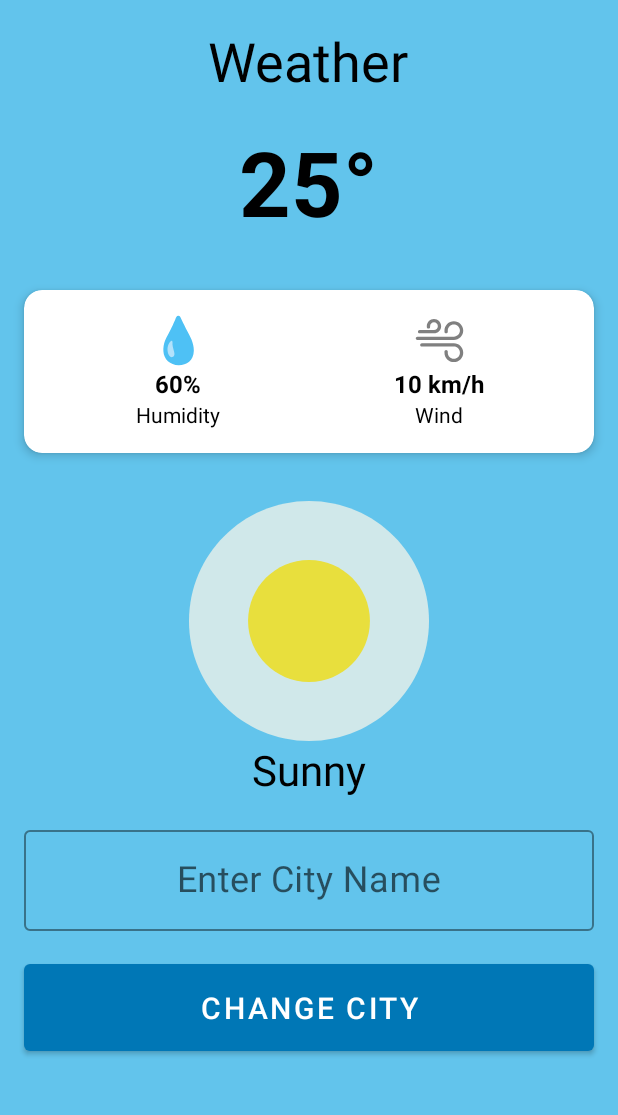
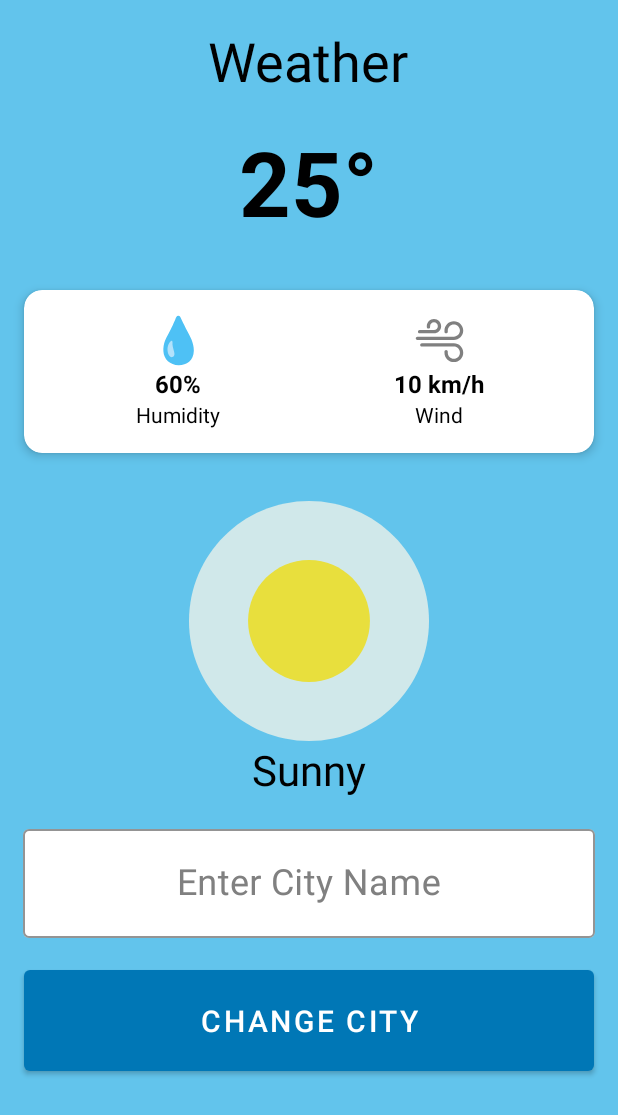
Before and after one commit to dumartist/CarWatch, an Android app: the fragment WeatherFragment placed in its activity, on a phone screen of 412 x 824 dp. Shown: the top 1115 px of the screen. Run offline under Robolectric (Android 15) with nearby library versions, the phone set to English and light mode, and no system bars; libraries missing offline, so code that uses them is left out: com.franmontiel.persistentcookiejar; network calls fail; 4 statements that could not run were skipped.

Commit message:
Updated network configurations and UI elements for improved functionality and design consistency

```diff
--- a/app/src/main/java/com/example/carwatch/services/ImageService.java
+++ b/app/src/main/java/com/example/carwatch/services/ImageService.java
@@ -5,7 +5,6 @@ import android.graphics.Bitmap;
 import android.graphics.BitmapFactory;
 import android.os.Environment;
 import android.util.Log;
-
 import androidx.annotation.NonNull;
 
 import java.io.File;
@@ -23,7 +22,7 @@ public class ImageService {
     private static final String CACHE_DIR = "cache";
     private static final long CACHE_EXPIRY_TIME = 24 * 60 * 60 * 1000;
     private static final ExecutorService executor = Executors.newFixedThreadPool(2);
-    private static final String BASE_URL = "http://10.0.2.2:8000";
+    private static final String BASE_URL = "https://carwatch.xetf.my.id";
 
     public interface ImageFetchListener {
         void onImageFetched(String imagePath);
--- a/app/src/main/java/com/example/carwatch/ui/account/AccountViewModel.java
+++ b/app/src/main/java/com/example/carwatch/ui/account/AccountViewModel.java
@@ -167,7 +167,6 @@ public class AccountViewModel extends AndroidViewModel {
         body.put("new_password", newPassword);
         body.put("confirm_new_password", newPassword); // Flask expects confirm_new_password
 
-        // userId is no longer sent as Flask uses session
         apiService.updatePassword(body).enqueue(new Callback<ServerResponse>() {
             @Override
             public void onResponse(@NonNull Call<ServerResponse> call, @NonNull Response<ServerResponse> response) {
@@ -222,7 +221,6 @@ public class AccountViewModel extends AndroidViewModel {
         Map<String, String> body = new HashMap<>();
         body.put("password", currentPassword);
 
-        // userId is no longer sent; Flask uses session. Pass currentPassword for verification.
         apiService.deleteUser(body).enqueue(new Callback<ServerResponse>() {
             @Override
             public void onResponse(@NonNull Call<ServerResponse> call, @NonNull Response<ServerResponse> response) {
--- a/app/src/main/java/com/example/carwatch/ui/home/HomeFragment.java
+++ b/app/src/main/java/com/example/carwatch/ui/home/HomeFragment.java
@@ -4,6 +4,7 @@ import android.graphics.Bitmap;
 import android.graphics.BitmapFactory;
 import android.os.Bundle;
 import android.os.Handler;
+import android.os.Looper;
 import android.util.Log;
 import android.view.LayoutInflater;
 import android.view.View;
@@ -184,7 +185,7 @@ public class HomeFragment extends Fragment {
     }
 
     private void startLoadingTextAnimation() {
-        loadingTextHandler = new Handler();
+        loadingTextHandler = new Handler(Looper.getMainLooper());
         loadingTextRunnable = new Runnable() {
             @Override
             public void run() {
--- a/app/src/main/res/layout/fragment_weather.xml
+++ b/app/src/main/res/layout/fragment_weather.xml
@@ -1,21 +1,26 @@
 <?xml version="1.0" encoding="utf-8"?>
-<RelativeLayout xmlns:android="http://schemas.android.com/apk/res/android"
+<androidx.core.widget.NestedScrollView xmlns:android="http://schemas.android.com/apk/res/android"
     xmlns:app="http://schemas.android.com/apk/res-auto"
     xmlns:tools="http://schemas.android.com/tools"
     android:layout_width="match_parent"
     android:layout_height="match_parent"
-    android:background="@color/light_primary"
+    android:fillViewport="true"
     tools:context="com.example.carwatch.ui.weather.WeatherFragment">
+
+    <RelativeLayout
+        android:layout_width="match_parent"
+        android:layout_height="wrap_content">
 
         <TextView
             android:id="@+id/cityNameText"
             android:layout_width="wrap_content"
             android:layout_height="wrap_content"
+            android:layout_alignParentTop="true"
             android:layout_centerHorizontal="true"
             android:layout_marginTop="16dp"
             android:text="@string/title_weather"
-        android:textSize="36sp"
-        android:textColor="@color/text_color"/>
+            android:textColor="@color/text_color"
+            android:textSize="36sp" />
 
         <TextView
             android:id="@+id/temperatureText"
@@ -134,12 +139,20 @@
             android:textSize="28sp"/>
 
         <com.google.android.material.textfield.TextInputLayout
+            style="@style/Widget.MaterialComponents.TextInputLayout.OutlinedBox"
             android:id="@+id/cityInputLayout"
-        style="@style/AppTheme.Input"
+            app:boxStrokeColor="@color/black"
+            android:textColorHint="@color/gray"
+            app:hintTextColor="@color/black"
+            app:boxBackgroundColor="@color/white"
+            app:boxCornerRadiusTopStart="4dp"
+            app:boxCornerRadiusTopEnd="4dp"
+            app:boxCornerRadiusBottomStart="4dp"
+            app:boxCornerRadiusBottomEnd="4dp"
             android:layout_width="match_parent"
             android:layout_height="wrap_content"
             android:layout_below="@id/descriptionText"
-        android:layout_margin="16dp">
+            android:layout_margin="15dp">
 
             <com.google.android.material.textfield.TextInputEditText
                 android:id="@+id/cityNameInput"
@@ -149,19 +162,21 @@
                 android:hint="@string/enter_city_name"
                 android:inputType="text"
                 android:textColor="@color/text_color"
-            android:textColorHint="@color/gray"
-            android:textSize="24sp" />
+                android:textSize="24sp"
+                android:padding="20dp"/>
         </com.google.android.material.textfield.TextInputLayout>
 
         <com.google.android.material.button.MaterialButton
             android:id="@+id/fetchWeatherButton"
             style="@style/AppTheme.Button"
             android:layout_width="match_parent"
-        android:layout_height="70dp"
+            android:layout_height="wrap_content"
             android:layout_below="@+id/cityInputLayout"
             android:layout_marginHorizontal="16dp"
+            android:layout_marginBottom="20dp"
+            android:gravity="center"
+            android:padding="20dp"
             android:text="Change City"
-        android:gravity="center"
-        android:textSize="20sp"/>
-
+            android:textSize="20sp" />
     </RelativeLayout>
+</androidx.core.widget.NestedScrollView>
--- a/app/src/main/res/values/themes.xml
+++ b/app/src/main/res/values/themes.xml
@@ -40,8 +40,10 @@
 
     <!-- Input Styles -->
     <style name="AppTheme.Input" parent="Widget.MaterialComponents.TextInputLayout.OutlinedBox">
-        <item name="boxStrokeColor">@color/light_primary_variant</item>
+        <item name="boxStrokeColor">@color/black</item>
         <item name="hintTextColor">@color/light_secondary</item>
+        <item name="colorOnSurface">@color/light_secondary</item>
+        <item name="android:textColorHint">@color/gray</item>
     </style>
 
     <style name="roundedImageViewRounded">
--- a/app/src/main/res/xml/network_security_config.xml
+++ b/app/src/main/res/xml/network_security_config.xml
@@ -1,7 +1,7 @@
 <?xml version="1.0" encoding="utf-8"?>
 <network-security-config>
     <domain-config cleartextTrafficPermitted="true">
-        <domain includeSubdomains="true">192.168.1.5</domain>
+        <domain includeSubdomains="true">carwatch.xetf.my.id</domain>
         <domain includeSubdomains="true">10.0.2.2</domain>
     </domain-config>
 </network-security-config>
```
Also changed, not shown: app/src/main/AndroidManifest.xml (+8 -7 lines), app/src/main/java/com/example/carwatch/network/RetrofitClient.java (+3 -4 lines), app/src/main/res/layout/fragment_account.xml (+19 -7 lines), app/src/main/res/layout/fragment_history.xml (+8 -3 lines), app/src/main/res/layout/fragment_home.xml (+14 -9 lines). Lines whose indentation alone changed are shown as unchanged.
